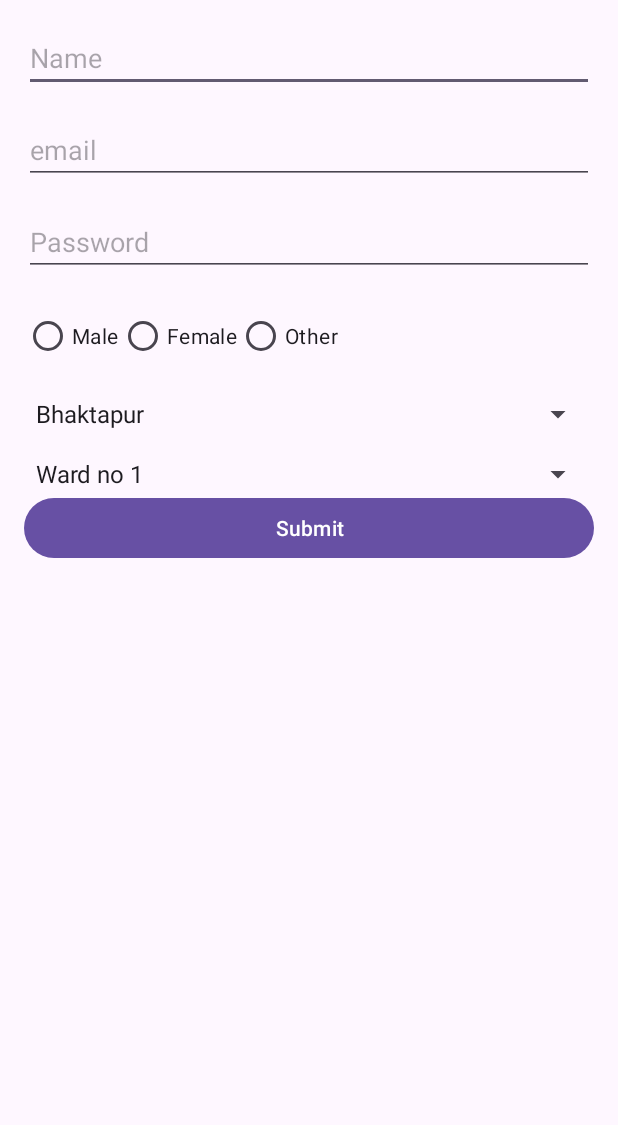
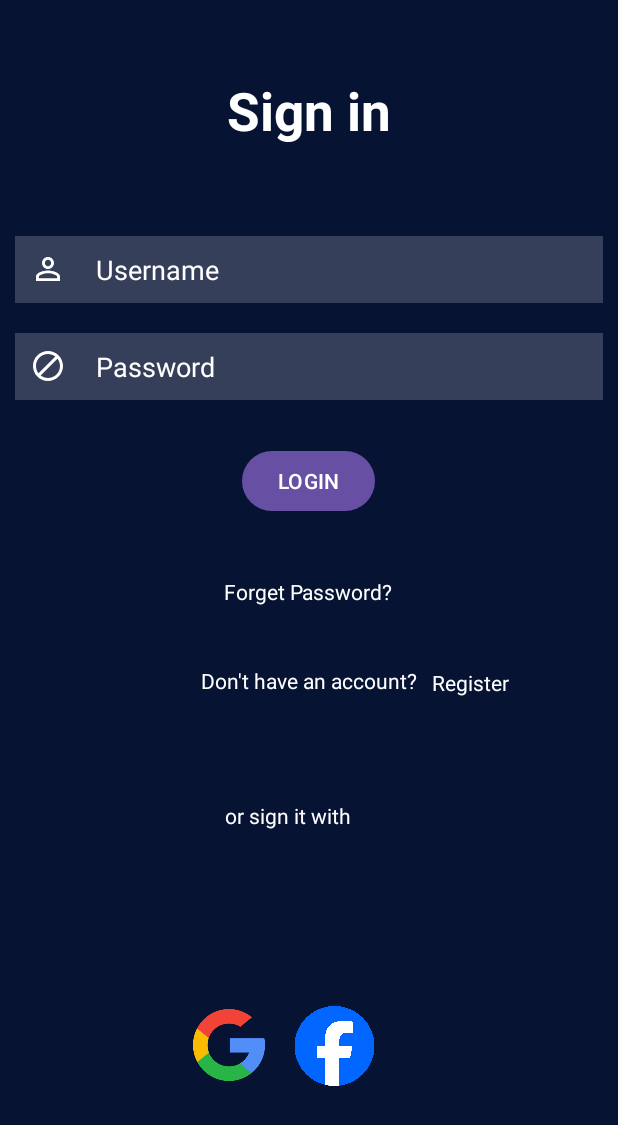
Before and after one commit to subod4/Safa-app, an Android app: the screen it shows after launch (customer_information before the commit, login after it), after a tap on "Start", on a phone screen of 412 x 824 dp. Shown: the top 1125 px of the screen. Run offline under Robolectric (Android 15) with nearby library versions, the phone set to English and light mode, and no system bars.

Commit message:
register

```diff
--- a/app/src/main/AndroidManifest.xml
+++ b/app/src/main/AndroidManifest.xml
@@ -23,6 +23,7 @@
         </activity>
         <activity android:name=".customer_information"></activity>
         <activity android:name="home"></activity>
+        <activity android:name="login"></activity>
     </application>
 
 </manifest>
--- a/app/src/main/java/com/example/safa/MainActivity.java
+++ b/app/src/main/java/com/example/safa/MainActivity.java
@@ -36,7 +36,7 @@ public class MainActivity extends AppCompatActivity implements View.OnClickListe
     }
     public void startNewActivity()
     {
-        Intent intent=new Intent(this,customer_information.class);
+        Intent intent=new Intent(this, login.class);
         startActivity(intent);
     }
 
--- /dev/null
+++ b/app/src/main/java/com/example/safa/login.java
@@ -0,0 +1,37 @@
+package com.example.safa;
+
+import androidx.appcompat.app.AppCompatActivity;
+
+import android.os.Bundle;
+import android.view.View;
+import android.widget.Button;
+import android.widget.TextView;
+import android.widget.Toast;
+
+import com.google.android.material.button.MaterialButton;
+
+public class login extends AppCompatActivity {
+
+    @Override
+    protected void onCreate(Bundle savedInstanceState) {
+        super.onCreate(savedInstanceState);
+        setContentView(R.layout.login);
+
+        TextView username =(TextView)findViewById(R.id.username);
+        TextView password =(TextView)findViewById(R.id.password);
+
+        MaterialButton loginbtn =(MaterialButton) findViewById(R.id.loginbtn);
+
+        loginbtn.setOnClickListener(new View.OnClickListener() {
+            @Override
+            public void onClick(View v) {
+                if(username.getText().toString().equals("admin") && password.getText().toString().equals("admin")){
+                    //correct
+                    Toast.makeText(login.this, "LOGIN SUCESSFUL",Toast.LENGTH_SHORT).show();
+                }else
+                    //incorrect
+                    Toast.makeText(login.this, "LOGIN FAILED!!!",Toast.LENGTH_SHORT).show();
+            }
+        });
+    }
+}
--- /dev/null
+++ b/app/src/main/res/drawable/baseline_block_24.xml
@@ -0,0 +1,5 @@
+<vector android:height="24dp" android:tint="#FFFFFF"
+    android:viewportHeight="24" android:viewportWidth="24"
+    android:width="24dp" xmlns:android="http://schemas.android.com/apk/res/android">
+    <path android:fillColor="@android:color/white" android:pathData="M12,2C6.48,2 2,6.48 2,12s4.48,10 10,10 10,-4.48 10,-10S17.52,2 12,2zM4,12c0,-4.42 3.58,-8 8,-8 1.85,0 3.55,0.63 4.9,1.69L5.69,16.9C4.63,15.55 4,13.85 4,12zM12,20c-1.85,0 -3.55,-0.63 -4.9,-1.69L18.31,7.1C19.37,8.45 20,10.15 20,12c0,4.42 -3.58,8 -8,8z"/>
+</vector>
--- /dev/null
+++ b/app/src/main/res/drawable/baseline_person_outline_24.xml
@@ -0,0 +1,5 @@
+<vector android:height="24dp" android:tint="#FFFFFF"
+    android:viewportHeight="24" android:viewportWidth="24"
+    android:width="24dp" xmlns:android="http://schemas.android.com/apk/res/android">
+    <path android:fillColor="@android:color/white" android:pathData="M12,5.9c1.16,0 2.1,0.94 2.1,2.1s-0.94,2.1 -2.1,2.1S9.9,9.16 9.9,8s0.94,-2.1 2.1,-2.1m0,9c2.97,0 6.1,1.46 6.1,2.1v1.1L5.9,18.1L5.9,17c0,-0.64 3.13,-2.1 6.1,-2.1M12,4C9.79,4 8,5.79 8,8s1.79,4 4,4 4,-1.79 4,-4 -1.79,-4 -4,-4zM12,13c-2.67,0 -8,1.34 -8,4v3h16v-3c0,-2.66 -5.33,-4 -8,-4z"/>
+</vector>
--- a/app/src/main/res/layout/activity_main.xml
+++ b/app/src/main/res/layout/activity_main.xml
@@ -4,20 +4,25 @@
     xmlns:tools="http://schemas.android.com/tools"
     android:layout_width="match_parent"
     android:layout_height="match_parent"
-    tools:context=".MainActivity">
+    tools:context=".MainActivity"
+    android:background="@drawable/background">
+
 
     <TextView
         android:id="@+id/safa"
         android:layout_width="wrap_content"
         android:layout_height="wrap_content"
         android:text="Safa App"
+        android:textColor="@color/white"
         android:textSize="50sp"
+        android:textStyle="bold"
         android:typeface="monospace"
         app:layout_constraintBottom_toBottomOf="parent"
         app:layout_constraintEnd_toEndOf="parent"
+        app:layout_constraintHorizontal_bias="0.501"
         app:layout_constraintStart_toStartOf="parent"
         app:layout_constraintTop_toTopOf="parent"
-        app:layout_constraintVertical_bias="0.462" />
+        app:layout_constraintVertical_bias="0.465" />
 
     <Button
         android:id="@+id/start_front"
@@ -27,7 +32,31 @@
         app:layout_constraintBottom_toBottomOf="parent"
         app:layout_constraintEnd_toEndOf="parent"
         app:layout_constraintStart_toStartOf="parent"
-        app:layout_constraintTop_toBottomOf="@+id/safa" />
+        app:layout_constraintTop_toBottomOf="@+id/safa"
+        app:layout_constraintVertical_bias="0.264" />
+
+    <LinearLayout
+        android:id="@+id/socialicons"
+        android:layout_width="match_parent"
+        android:layout_height="wrap_content"
+        android:layout_alignParentBottom="true"
+        android:gravity="center"
+        />
+
+
+    <ImageView
+        android:layout_width="157dp"
+        android:layout_height="132dp"
+        android:layout_alignParentStart="true"
+        android:layout_alignParentEnd="true"
+        android:layout_alignParentBottom="true"
+        android:src="@drawable/truck2"
+        app:layout_constraintBottom_toBottomOf="parent"
+        app:layout_constraintEnd_toEndOf="parent"
+        app:layout_constraintHorizontal_bias="0.501"
+        app:layout_constraintStart_toStartOf="parent"
+        app:layout_constraintTop_toTopOf="parent"
+        app:layout_constraintVertical_bias="0.308" />
 
 
 </androidx.constraintlayout.widget.ConstraintLayout>
--- /dev/null
+++ b/app/src/main/res/layout/login.xml
@@ -0,0 +1,152 @@
+<?xml version="1.0" encoding="utf-8"?>
+<RelativeLayout xmlns:android="http://schemas.android.com/apk/res/android"
+    xmlns:app="http://schemas.android.com/apk/res-auto"
+    xmlns:tools="http://schemas.android.com/tools"
+    android:layout_width="match_parent"
+    android:layout_height="match_parent"
+    android:background="@drawable/background"
+
+    tools:context=".MainActivity">
+
+    <TextView
+        android:layout_width="match_parent"
+        android:layout_height="wrap_content"
+        android:id="@+id/signin"
+        android:text="Sign in"
+        android:textColor="@color/white"
+        android:textSize="35dp"
+        android:textStyle="bold"
+        android:layout_margin="50dp"
+        android:gravity="center"
+
+        />
+    <EditText
+        android:layout_width="match_parent"
+        android:layout_height="wrap_content"
+        android:id="@+id/username"
+        android:layout_below="@id/signin"
+        android:background="#30ffffff"
+        android:hint="Username"
+        android:textColorHint="@color/white"
+        android:textColor="@color/white"
+        android:layout_margin="10dp"
+        android:padding="10dp"
+        android:drawableLeft="@drawable/baseline_person_outline_24"
+        android:drawablePadding="20dp"
+
+        />
+    <EditText
+        android:layout_width="match_parent"
+        android:layout_height="wrap_content"
+        android:id="@+id/password"
+        android:layout_below="@id/username"
+        android:background="#30ffffff"
+        android:hint="Password"
+        android:textColorHint="@color/white"
+        android:textColor="@color/white"
+        android:layout_margin="10dp"
+        android:padding="10dp"
+        android:drawableLeft="@drawable/baseline_block_24"
+        android:drawablePadding="20dp"
+        android:inputType="textPassword"/>
+
+
+    <com.google.android.material.button.MaterialButton
+        android:id="@+id/loginbtn"
+        android:layout_width="wrap_content"
+        android:layout_height="wrap_content"
+        android:layout_below="@+id/password"
+        android:layout_centerHorizontal="true"
+
+        android:layout_marginStart="20dp"
+        android:layout_marginTop="20dp"
+        android:layout_marginEnd="20dp"
+        android:layout_marginBottom="20dp"
+        android:text="LOGIN" />
+
+    <TextView
+        android:layout_width="wrap_content"
+        android:layout_height="wrap_content"
+        android:id="@+id/forgotpass"
+        android:layout_below="@id/loginbtn"
+        android:text="Forget Password?"
+        android:textColor="@color/white"
+        android:layout_centerHorizontal="true"
+        android:layout_margin="20dp"
+        />
+
+    <TextView
+        android:layout_width="wrap_content"
+        android:layout_height="wrap_content"
+        android:id="@+id/donthaveaccount"
+        android:layout_below="@id/forgotpass"
+        android:text="Don't have an account?"
+        android:textColor="@color/white"
+        android:layout_centerHorizontal="true"
+        android:layout_margin="20dp"
+        />
+
+
+    <TextView
+        android:id="@+id/register"
+        android:layout_width="wrap_content"
+        android:layout_height="wrap_content"
+        android:layout_alignParentStart="true"
+        android:layout_alignParentTop="true"
+        android:layout_alignParentEnd="true"
+        android:layout_alignParentBottom="true"
+        android:layout_marginStart="288dp"
+        android:layout_marginLeft="12dp"
+        android:layout_marginTop="445dp"
+        android:layout_marginEnd="71dp"
+        android:layout_marginBottom="267dp"
+        android:layout_toRightOf="@id/donthaveaccount"
+        android:text="Register"
+        android:textColor="@color/white" />
+
+    <TextView
+        android:id="@+id/otehrs"
+        android:layout_width="wrap_content"
+        android:layout_height="wrap_content"
+        android:layout_above="@+id/socialicons"
+
+        android:layout_alignParentTop="true"
+        android:layout_alignParentEnd="true"
+        android:layout_marginTop="534dp"
+        android:layout_marginEnd="178dp"
+        android:layout_marginBottom="178dp"
+        android:text="or sign it with"
+        android:textColor="@color/white"/>
+
+    <LinearLayout
+        android:id="@+id/socialicons"
+        android:layout_width="match_parent"
+        android:layout_height="wrap_content"
+        android:layout_alignParentBottom="true"
+        android:gravity="center"
+        />
+
+
+    <ImageView
+        android:layout_width="wrap_content"
+        android:layout_height="48dp"
+        android:layout_alignParentStart="true"
+        android:layout_alignParentEnd="true"
+        android:layout_alignParentBottom="true"
+        android:layout_marginStart="123dp"
+        android:layout_marginTop="20dp"
+        android:layout_marginEnd="230dp"
+        android:layout_marginBottom="103dp"
+        android:src="@drawable/google" />
+
+    <ImageView
+        android:layout_width="58dp"
+        android:layout_height="53dp"
+        android:layout_alignParentEnd="true"
+        android:layout_alignParentBottom="true"
+        android:layout_marginEnd="160dp"
+        android:layout_marginBottom="100dp"
+        android:src="@drawable/facebook" />
+
+
+</RelativeLayout>
```
Also changed, not shown: app/src/main/res/drawable/background.png (added), app/src/main/res/drawable/facebook.png (added), app/src/main/res/drawable/google.png (added), app/src/main/res/drawable/truck2.png (added).
